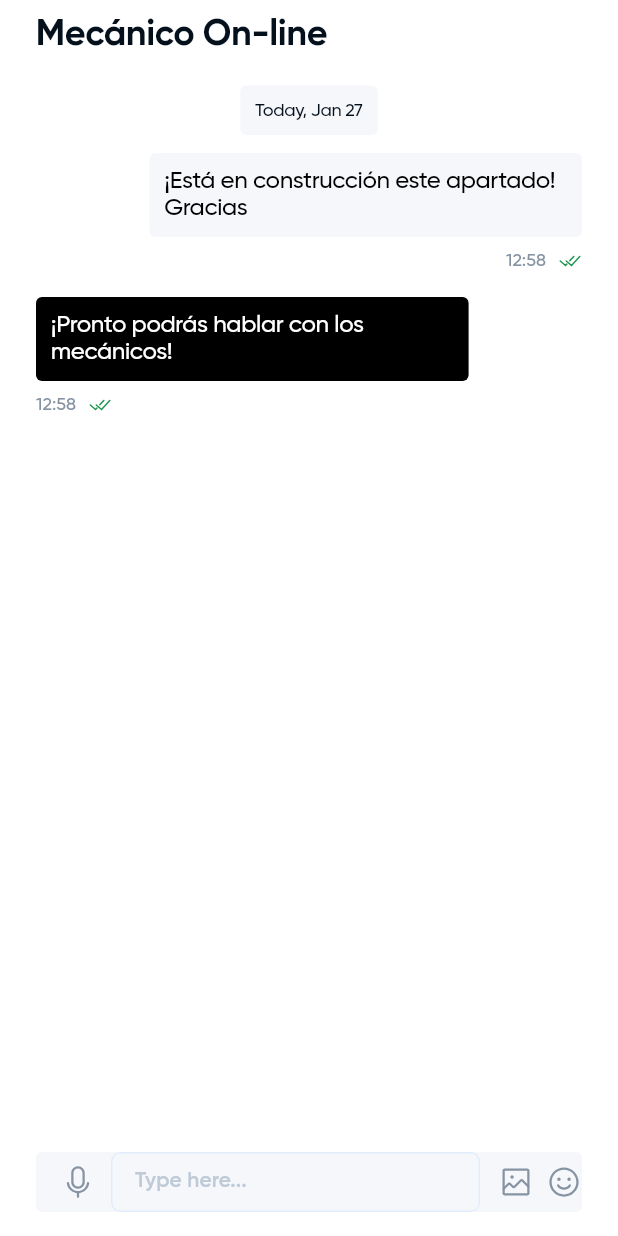
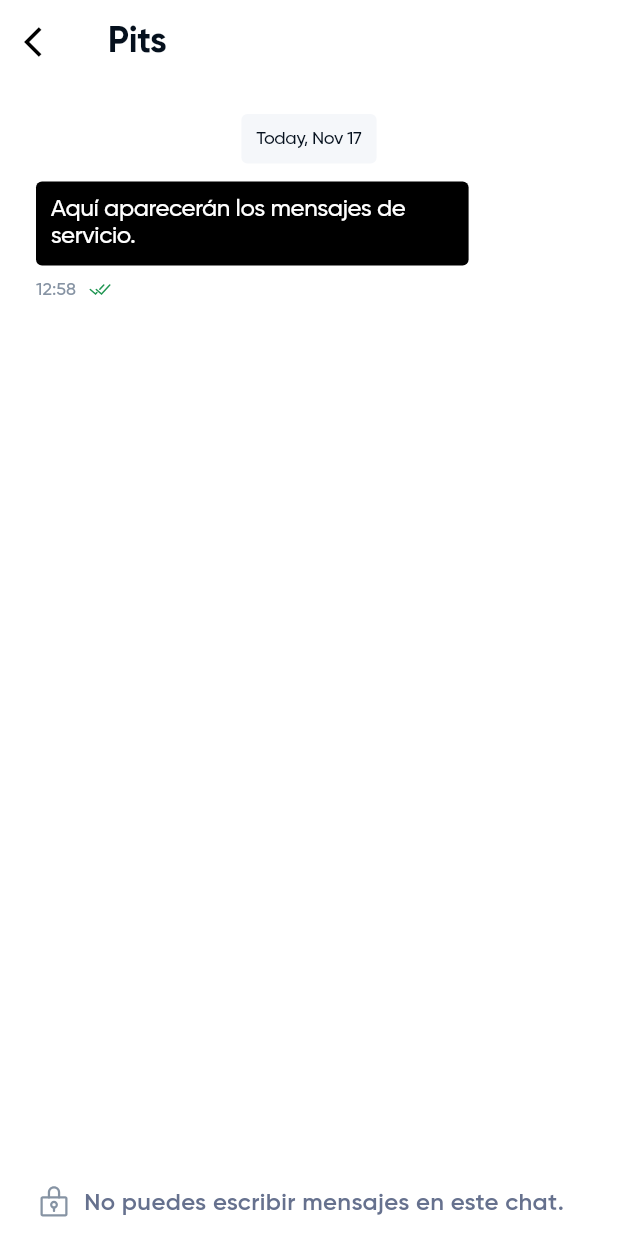
Before and after one commit to zzzSeMzzz/temp_pits_master, a Flutter app: the ChatSingleScreen screen opened directly, on a phone screen of 412 x 824 dp. Run offline on Flutter 3.47's test engine with Material 3 defaults, Android fonts, the phone set to English and light mode, and no system bars; our stand-ins replace another_flushbar, bloc, dio, dots_indicator, dotted_border, equatable and 14 more; missing offline and left inert: awesome_dio_interceptor; accounts and stored records are empty; project files that could hold a hidden picture were left out.

Commit message:
fix chat

```diff
--- a/lib/modules/chat/presentation/sections/chat/chat_screen.dart
+++ b/lib/modules/chat/presentation/sections/chat/chat_screen.dart
@@ -16,7 +16,7 @@ class ChatScreen extends StatelessWidget {
                 height: 10 + MediaQuery.of(context).padding.top,
               ),
               Text(
-                'Messeges',
+                'Messages',
                 style: Theme.of(context)
                     .textTheme
                     .displayLarge!
@@ -25,8 +25,8 @@ class ChatScreen extends StatelessWidget {
               const SizedBox(
                 height: 32,
               ),
-              Expanded(child: ChatList()),
-              SizedBox(height: 16,)
+              const Expanded(child: ChatList()),
+              const SizedBox(height: 16,)
             ],
           ),
         ),
--- a/lib/modules/chat/presentation/sections/chat_single/chat_single.dart
+++ b/lib/modules/chat/presentation/sections/chat_single/chat_single.dart
@@ -1,7 +1,9 @@
 import 'package:flutter/material.dart';
 import 'package:flutter_svg/flutter_svg.dart';
+import 'package:intl/intl.dart';
 import 'package:pits_app/assets/colors/colors.dart';
 import 'package:pits_app/assets/constants/app_icons.dart';
+import 'package:pits_app/core/data/extensions.dart';
 import 'package:pits_app/modules/chat/presentation/sections/chat_single/parts/chat_field.dart';
 import 'package:pits_app/modules/chat/presentation/sections/chat_single/parts/chat_messages.dart';
 
@@ -9,41 +11,21 @@ class ChatSingleScreen extends StatelessWidget {
   const ChatSingleScreen({Key? key}) : super(key: key);
 
   @override
-  Widget build(BuildContext context) => SafeArea(
-    child: Scaffold(
-          backgroundColor: white,
-          body: Padding(
+  Widget build(BuildContext context) => Scaffold(
+        backgroundColor: white,
+
+        appBar: AppBar(
+          leading: IconButton(
+            icon: const Icon(Icons.arrow_back_ios, color: Colors.black),
+            onPressed: () => Navigator.of(context).pop(),
+          ),
+          title: Text("Pits", style: context.textTheme.displayLarge!.copyWith(fontSize: 24),),
+        ),
+        body: SafeArea(
+          child: Padding(
             padding: const EdgeInsets.symmetric(horizontal: 24),
             child: Column(
               children: [
-                SizedBox(
-                  height: 10 + MediaQuery.of(context).padding.top,
-                ),
-                Row(
-                  children: [
-                   /* GestureDetector(
-                      behavior: HitTestBehavior.translucent,
-                      onTap: () {
-                        Navigator.pop(context);
-                      },
-                      child: SvgPicture.asset(
-                        AppIcons.iArrowLeft,
-                        width: 24,
-                        height: 24,
-                      ),
-                    ),
-                    const SizedBox(
-                      width: 20,
-                    ),*/
-                    Text(
-                      'Mecánico On-line',
-                      style: Theme.of(context)
-                          .textTheme
-                          .displayLarge!
-                          .copyWith(fontWeight: FontWeight.w700, fontSize: 24),
-                    )
-                  ],
-                ),
                 const SizedBox(
                   height: 20,
                 ),
@@ -55,7 +37,7 @@ class ChatSingleScreen extends StatelessWidget {
                           color: fieldGrey),
                       padding: const EdgeInsets.all(10),
                       child: Text(
-                        'Today, Jan 27',
+                        'Today, ${DateFormat('MMM d').format(DateTime.now())}',
                         style: Theme.of(context)
                             .textTheme
                             .displayLarge!
@@ -68,16 +50,25 @@ class ChatSingleScreen extends StatelessWidget {
                   height: 12,
                 ),
                 const Expanded(child: ChatMessages()),
-                const SizedBox(
+                /*const SizedBox(
                   height: 30,
                 ),
-                const ChatField(),
-                SizedBox(
-                  height: 16 + MediaQuery.of(context).padding.bottom,
-                )
+                const ChatField(),*/
+                Row(
+                  children: [
+                    SvgPicture.asset(AppIcons.lock),
+                    const SizedBox(width: 8,),
+                    Expanded(
+                        child: Text("No puedes escribir mensajes en este chat.",
+                          style: context.textTheme.bodyMedium!.copyWith(fontSize: 16),
+                          overflow: TextOverflow.ellipsis,
+                        )),
+                  ],
+                ),
+                const SizedBox(height: 10,)
               ],
             ),
           ),
         ),
-  );
+      );
 }
--- a/lib/modules/chat/presentation/sections/chat_single/parts/chat_messages.dart
+++ b/lib/modules/chat/presentation/sections/chat_single/parts/chat_messages.dart
@@ -7,12 +7,12 @@ class ChatMessages extends StatelessWidget {
   @override
   Widget build(BuildContext context) => ListView.separated(
       scrollDirection: Axis.vertical,
-      itemCount: 2,
+      itemCount: 1,
       separatorBuilder: (context, index) => const SizedBox(
             height: 16,
           ),
       itemBuilder: (context, index) => ChatMessage(
-            isMyMessage: index % 2 == 0,
-            message: index % 2 == 0 ? '¡Está en construcción este apartado! Gracias' : '¡Pronto podrás hablar con los mecánicos!',
+            isMyMessage: index % 2 != 0,
+            message: index % 2 != 0 ? 'Aquí aparecerán los mensajes de servicio.' : 'Aquí aparecerán los mensajes de servicio.',
           ));
 }
--- a/lib/modules/navigation/presentation/navigator.dart
+++ b/lib/modules/navigation/presentation/navigator.dart
@@ -42,7 +42,7 @@ class _TabNavigatorState extends State<TabNavigator>
         };
       case NavItemEnum.messages:
         return {
-          TabNavigatorRoutes.root: (context) => const ChatSingleScreen(),//ChatScreen(),
+          TabNavigatorRoutes.root: (context) => const ChatScreen(),
         };
       case NavItemEnum.profile:
         return {
```
Also changed, not shown: lib/modules/chat/presentation/sections/chat/part/chat_list.dart (+8 -10 lines), lib/modules/chat/presentation/sections/chat/widget/chat_tile.dart (+23 -12 lines).
